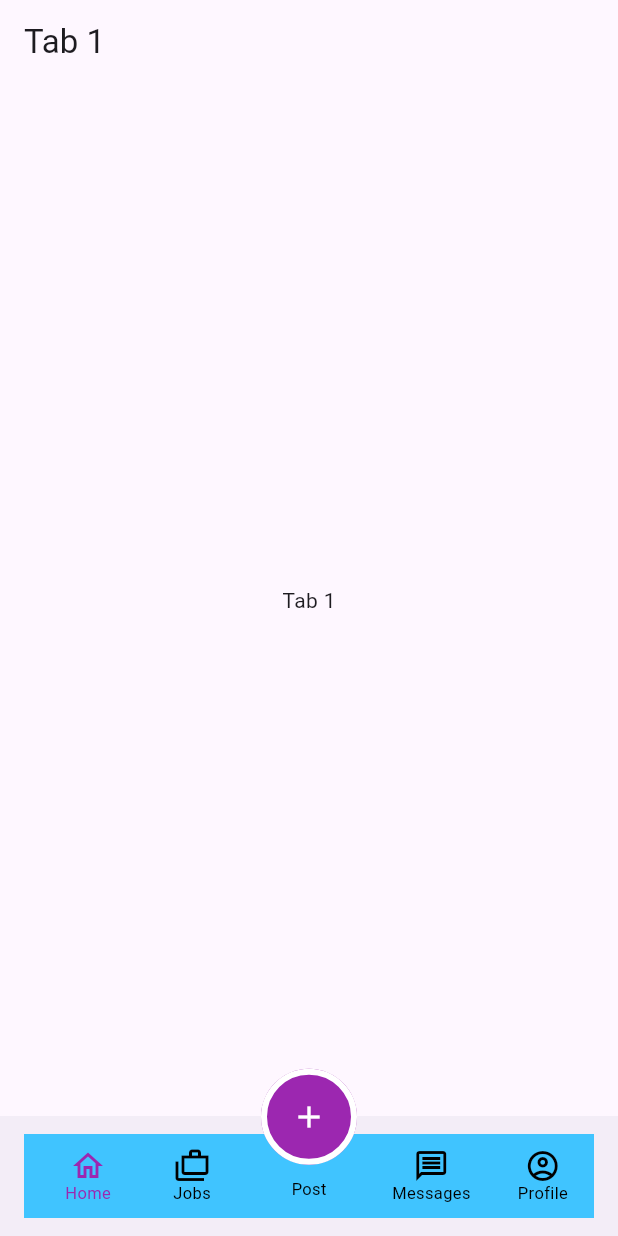
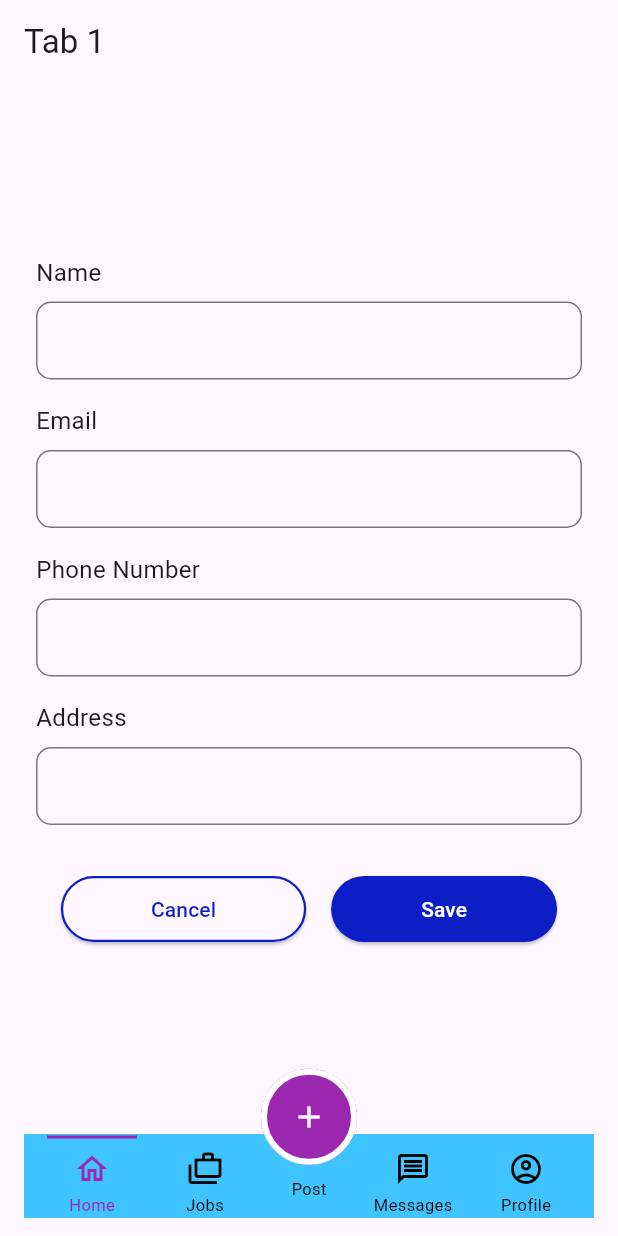
Before and after one commit to Chisei1899/AppDevMobile, a Flutter app: the screen it shows after launch, on a phone screen of 412 x 824 dp. Run offline on Flutter 3.47's test engine with Material 3 defaults, Android fonts, the phone set to English and light mode, and no system bars.

Commit message:
04/07/25 Improved the NavBar, added some textbars and buttons on main screen

```diff
--- a/lib/main_screen.dart
+++ b/lib/main_screen.dart
@@ -129,13 +129,74 @@ class TabPage extends StatelessWidget {
     return Scaffold(
       appBar: AppBar(title: Text('Tab $tab')),
       body: Center(
-        child: Column(
-          mainAxisAlignment: MainAxisAlignment.center,
-          children: [
-            Text('Tab $tab'),
-          ],
+        child: SingleChildScrollView(
+          child: Padding(
+            padding: const EdgeInsets.symmetric(horizontal: 24.0),
+            child: Column(
+              mainAxisSize: MainAxisSize.min,
+              children: [
+                _buildTextField('Name'),
+                const SizedBox(height: 16),
+                _buildTextField('Email'),
+                const SizedBox(height: 16),
+                _buildTextField('Phone Number'),
+                const SizedBox(height: 16),
+                _buildTextField('Address'),
+                const SizedBox(height: 32),
+                Row(
+                  mainAxisAlignment: MainAxisAlignment.spaceEvenly,
+                  children: [
+                    _buildButton('Cancel', isFilled: false),
+                    _buildButton('Save', isFilled: true),
+                  ],
+                ),
+              ],
+            ),
+          ),
         ),
       ),
+    );
+  }
+
+  // Build the TextField widget
+  Widget _buildTextField(String label) {
+    return Column(
+      crossAxisAlignment: CrossAxisAlignment.start,
+      children: [
+        Text(label, style: const TextStyle(fontSize: 16)),
+        const SizedBox(height: 8),
+        TextField(
+          decoration: InputDecoration(
+            border: OutlineInputBorder(
+              borderRadius: BorderRadius.circular(10),
+            ),
+            contentPadding: const EdgeInsets.symmetric(horizontal: 12, vertical: 14),
+          ),
+        ),
+      ],
+    );
+  }
+
+  // Build the Button widget
+  Widget _buildButton(String text, {required bool isFilled}) {
+    return ElevatedButton(
+      style: ElevatedButton.styleFrom(
+        backgroundColor: isFilled
+            ? const Color(0xFF0D1EC6) // Filled button with blue background
+            :  const Color(0xFFFEF7FF), // Unfilled button with white background
+        foregroundColor: isFilled
+            ? Colors.white // Filled button with white text
+            : const Color(0xFF0D1EC6), // Unfilled button with blue text
+        side: isFilled
+            ? BorderSide.none
+            : const BorderSide(color: Color(0xFF0D1EC6), width: 1.5), // Border for unfilled button
+        padding: const EdgeInsets.symmetric(horizontal: 60, vertical: 12),
+        shape: RoundedRectangleBorder(
+          borderRadius: BorderRadius.circular(25),
+        ),
+      ),
+      onPressed: () {},
+      child: Text(text),
     );
   }
 }
--- a/lib/nav_bar.dart
+++ b/lib/nav_bar.dart
@@ -13,11 +13,14 @@ class NavBar extends StatelessWidget {
   @override
   Widget build(BuildContext context) {
     return BottomAppBar(
-      elevation: 0.0,
-      child: ClipRRect(
+      elevation: 0.0, // remove shadow
+      color: Colors.transparent, // ensure no conflicting background
+      surfaceTintColor: Colors.transparent, // prevent Material 3 overlay
       child: Container(
+        height: 70, // fixed height to eliminate extra spacing
+        padding: EdgeInsets.zero, // no extra padding
+        margin: EdgeInsets.zero,
         color: Colors.lightBlueAccent,
-          padding: const EdgeInsets.symmetric(vertical: 9),
         child: Row(
           mainAxisAlignment: MainAxisAlignment.spaceBetween,
           children: [
@@ -25,49 +28,48 @@ class NavBar extends StatelessWidget {
               child: Row(
                 mainAxisAlignment: MainAxisAlignment.spaceEvenly,
                 children: [
-                    Padding(
-                      padding: const EdgeInsets.symmetric(horizontal: 0),
-                      child: _buildNavColumn(0, Icons.home_outlined, 'Home'),
-                    ),
-                    Padding(
-                      padding: const EdgeInsets.symmetric(horizontal: 14),
-                      child: _buildNavColumn(1, Icons.cases_outlined, 'Jobs'),
-                    ),
+                  _buildNavColumn(0, Icons.home_outlined, 'Home'),
+                  _buildNavColumn(1, Icons.cases_outlined, 'Jobs'),
                 ],
               ),
             ),
-
-              const SizedBox(width: 48),
-
+            const SizedBox(width: 48), // leave room for FAB
             Expanded(
               child: Row(
                 mainAxisAlignment: MainAxisAlignment.spaceEvenly,
                 children: [
-                    Padding(
-                      padding: const EdgeInsets.symmetric(horizontal: 14),
-                      child: _buildNavColumn(2, Icons.message_outlined, 'Messages'),
-                    ),
-                    Padding(
-                      padding: const EdgeInsets.symmetric(horizontal: 0),
-                      child: _buildNavColumn(3, Icons.account_circle_outlined, 'Profile'),
-                    ),
+                  _buildNavColumn(2, Icons.message_outlined, 'Messages'),
+                  _buildNavColumn(3, Icons.account_circle_outlined, 'Profile'),
                 ],
               ),
             ),
           ],
         ),
       ),
-      ),
     );
   }
 
   Widget _buildNavColumn(int index, IconData icon, String label) {
+    final bool selected = pageIndex == index;
+
     return Column(
       mainAxisSize: MainAxisSize.min,
+      mainAxisAlignment: MainAxisAlignment.center, // center items vertically
       children: [
+        // Top bar indicator
+        AnimatedContainer(
+          duration: const Duration(milliseconds: 200),
+          height: 2,
+          width: 60,
+          decoration: BoxDecoration(
+            color: selected ? Colors.purple : Colors.transparent,
+            borderRadius: BorderRadius.circular(0),
+          ),
+        ),
+        const SizedBox(height: 8),
         navItem(
           icon,
-          pageIndex == index,
+          selected,
           onTap: () => onTap(index),
         ),
         const SizedBox(height: 4),
@@ -75,7 +77,7 @@ class NavBar extends StatelessWidget {
           label,
           style: TextStyle(
             fontSize: 11,
-            color: pageIndex == index ? Colors.purple : Colors.black,
+            color: selected ? Colors.purple : Colors.black,
           ),
         ),
       ],
@@ -83,14 +85,12 @@ class NavBar extends StatelessWidget {
   }
 
   Widget navItem(IconData icon, bool selected, {Function()? onTap}) {
-    return Expanded(
-      child: InkWell(
+    return InkWell(
       onTap: onTap,
       child: Icon(
         icon,
         color: selected ? Colors.purple : Colors.black,
       ),
-      ),
     );
   }
 }
```
Also changed, not shown: 4 other files. Lines whose indentation alone changed are shown as unchanged.
